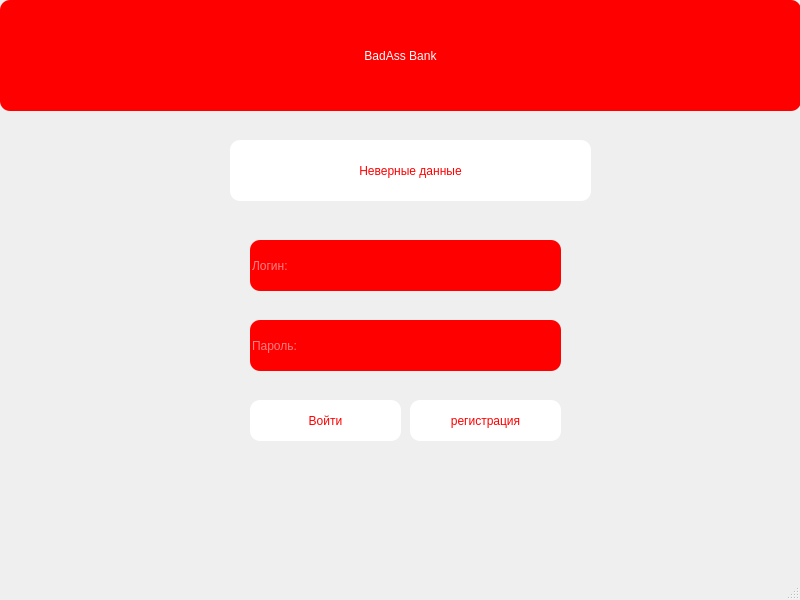
arnursultan/Bank, file main.ui: the form before one commit.
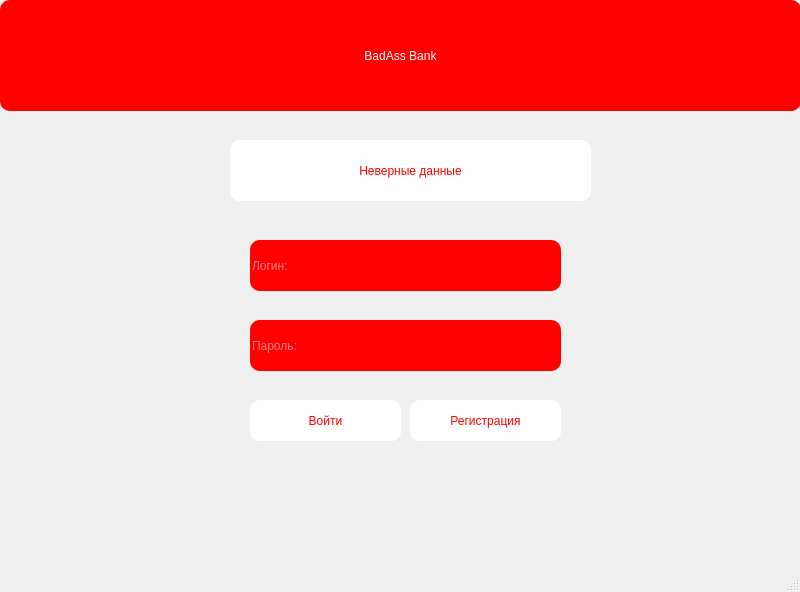
The form after the commit.

Patch:
```diff
--- a/main.ui
+++ b/main.ui
@@ -7,7 +7,7 @@
     <x>0</x>
     <y>0</y>
     <width>800</width>
-    <height>600</height>
+    <height>592</height>
    </rect>
   </property>
   <property name="windowTitle">
@@ -121,7 +121,7 @@
 </string>
     </property>
     <property name="text">
-     <string>регистрация</string>
+     <string>Регистрация</string>
     </property>
    </widget>
    <widget class="QLabel" name="error">
```
